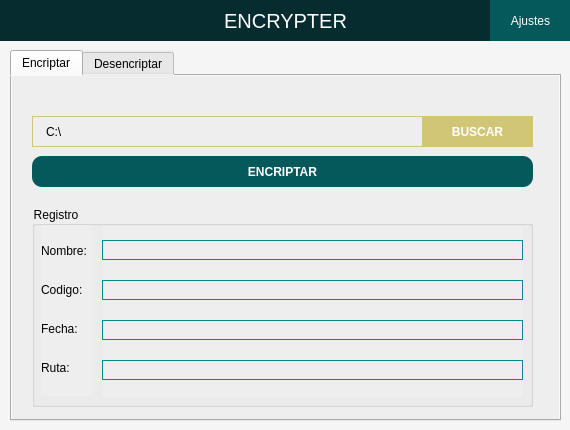
First picture: the form in ui_models/qtmain.ui, repository JGall3go/EncrypterGUI, before the edit.
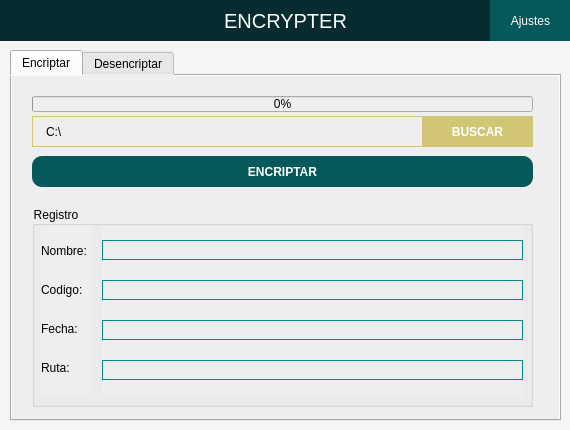
Second picture: the form after the edit.

```diff
--- a/ui_models/qtmain.ui
+++ b/ui_models/qtmain.ui
@@ -425,6 +425,19 @@
        <string>C:\</string>
       </property>
      </widget>
+     <widget class="QProgressBar" name="progress_1">
+      <property name="geometry">
+       <rect>
+        <x>20</x>
+        <y>20</y>
+        <width>501</width>
+        <height>16</height>
+       </rect>
+      </property>
+      <property name="value">
+       <number>0</number>
+      </property>
+     </widget>
     </widget>
     <widget class="QWidget" name="tab_2">
      <attribute name="title">
```
Left out of the diff: 15 changed lines with no effect on the pictures.
